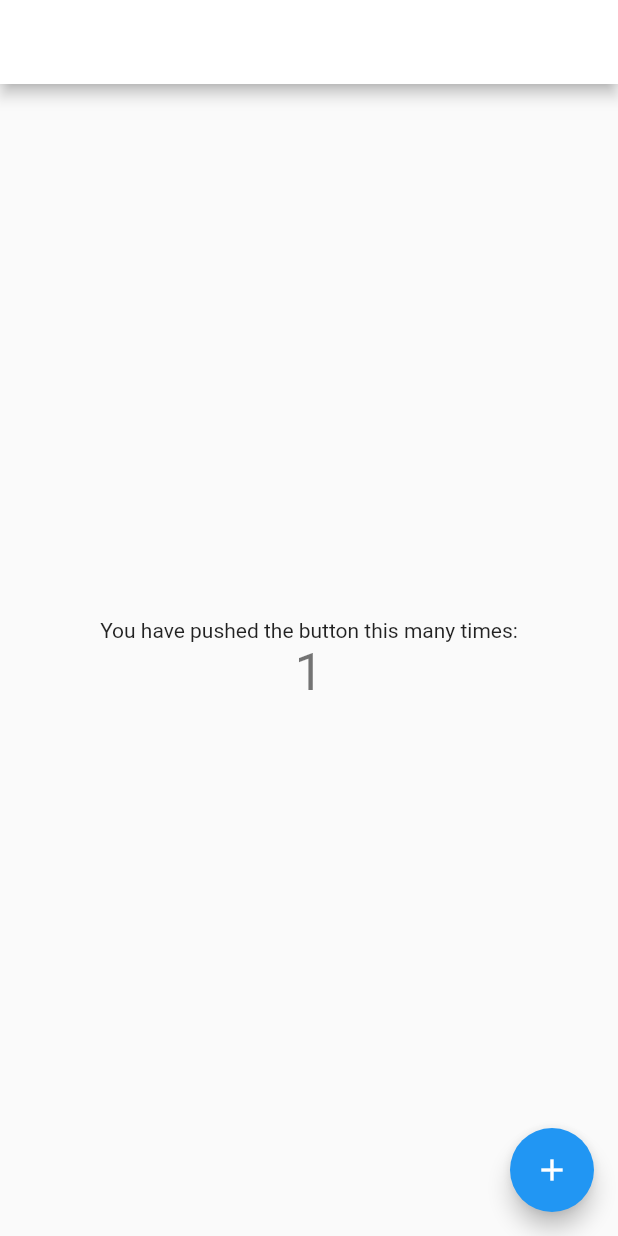
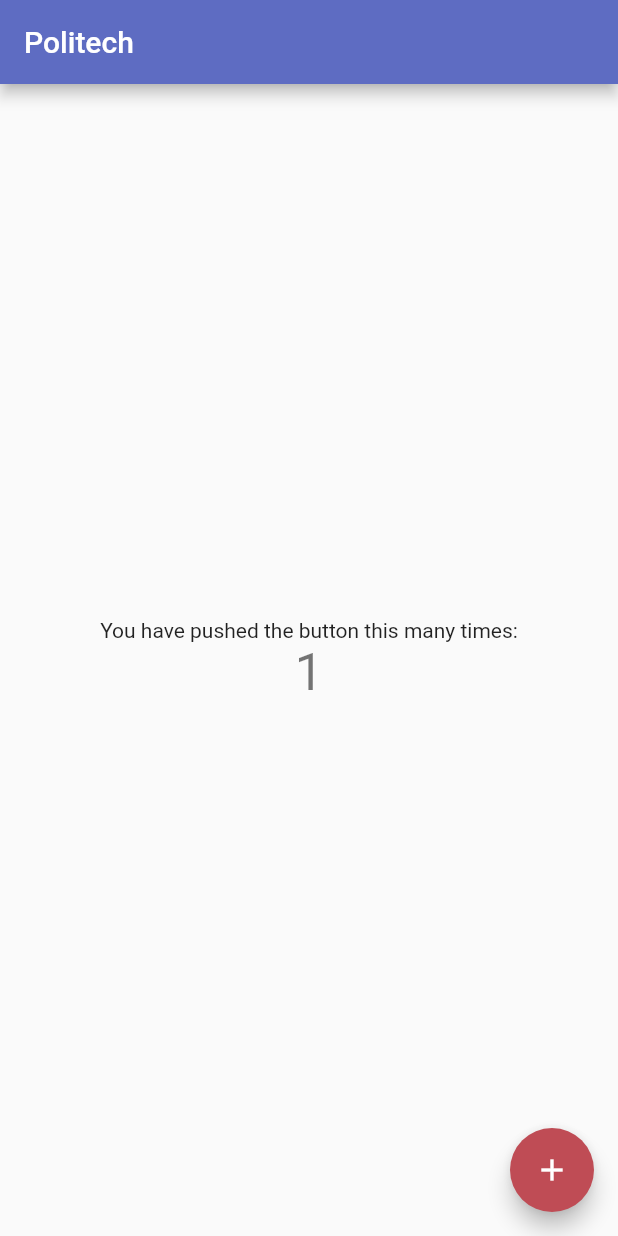
Before and after one commit to ceduardolima/politech, a Flutter app: the screen it shows after launch, after a tap on the "add" icon, on a phone screen of 412 x 824 dp. Run offline on Flutter 3.47's test engine with Material 2 defaults, Android fonts, the phone set to English and light mode, and no system bars; our stand-ins replace floor, get_it, sqflite; missing offline and left inert: dart:ffi; accounts and stored records are empty; generated files the repository leaves out were written again.

Commit message:
funcionalidade: definindo um esquema de cores inicial para o projeto

```diff
--- a/lib/main.dart
+++ b/lib/main.dart
@@ -5,11 +5,15 @@ import 'package:politech/domain/database/dao/presenca_dao.dart';
 import 'package:politech/domain/database/dao/turma_dao.dart';
 import 'package:politech/domain/database/dao/usuario_dao.dart';
 import 'package:politech/domain/database/politech_db.dart';
+import 'package:politech/theme/colors_theme.dart';
 
 void main() {
   criarSingletons();
   runApp(
     MaterialApp(
+      theme: ThemeData(
+        colorScheme: ColorsTheme().lightColorsScheme()
+      ),
       home: FutureBuilder(
         future: GetIt.instance.allReady(),
         builder: (BuildContext context, AsyncSnapshot snapshot) {
@@ -68,7 +72,7 @@ class MyApp extends StatelessWidget {
         //
         // This works for code too, not just values: Most code changes can be
         // tested with just a hot reload.
-        colorScheme: ColorScheme.fromSeed(seedColor: Colors.deepPurple),
+
         useMaterial3: true,
       ),
       home: const MyHomePage(title: 'Flutter Demo Home Page'),
@@ -121,7 +125,7 @@ class _MyHomePageState extends State<MyHomePage> {
         // TRY THIS: Try changing the color here to a specific color (to
         // Colors.amber, perhaps?) and trigger a hot reload to see the AppBar
         // change color while the other colors stay the same.
-        backgroundColor: Theme.of(context).colorScheme.inversePrimary,
+        backgroundColor: Theme.of(context).colorScheme.primary,
         // Here we take the value from the MyHomePage object that was created by
         // the App.build method, and use it to set our appbar title.
         title: Text(widget.title),
```
Also changed, not shown: lib/theme/colors_theme.dart (added, +18 -0 lines).
